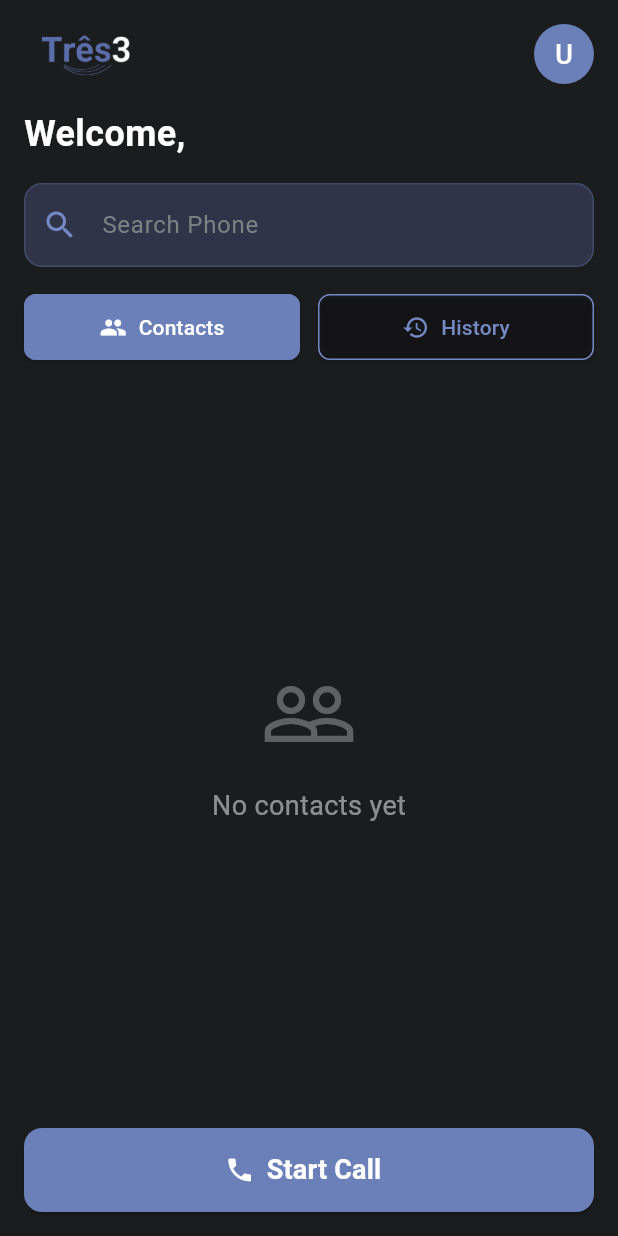
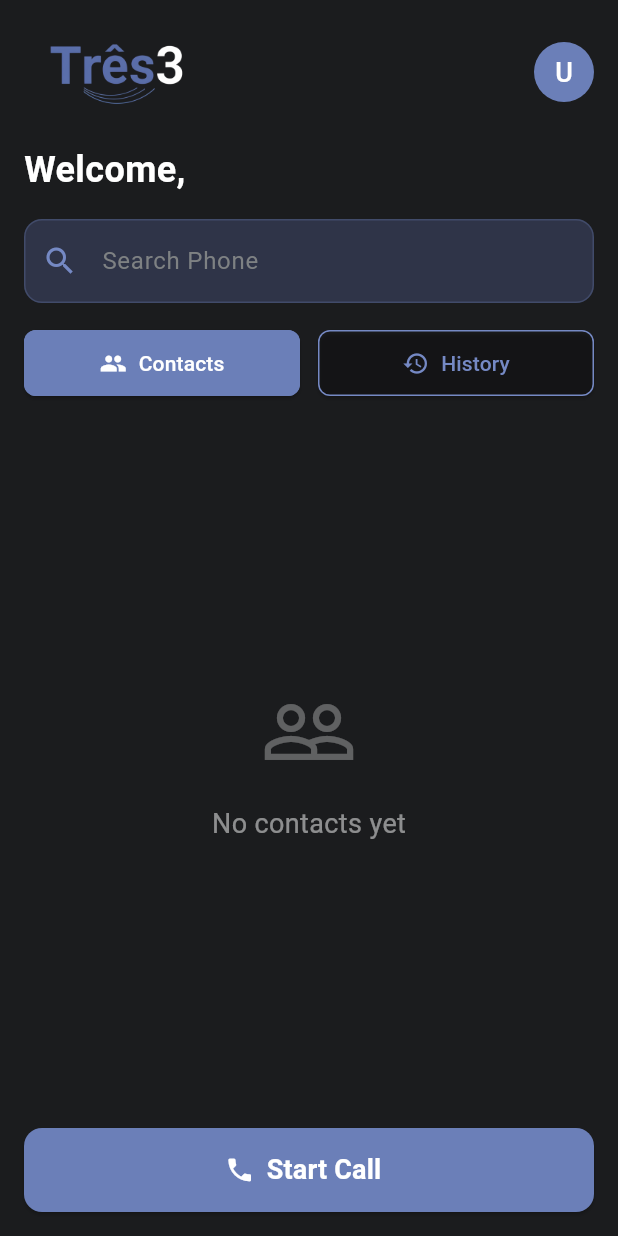
Before and after one commit to bobbygenerik/3v-repo, a Flutter app: the screen it shows once a user with an empty profile is signed in, on a phone screen of 412 x 824 dp. Run offline on Flutter 3.47's test engine with Material 3 defaults, Android fonts, the phone set to English and light mode, and no system bars; our stand-ins replace cloud_firestore, cloud_functions, connectivity_plus, device_info_plus, firebase_auth, firebase_core and 3 more; missing offline and left inert: dart:html, google_mlkit_face_detection, google_mlkit_selfie_segmentation, livekit_client; accounts and stored records are empty.

Commit message:
Fix UI issues and improve UX
✨ Improvements:
- Enlarged logo from 48px to 72px on home screen
- Consolidated Settings and Sign Out to dropdown menu only
- Removed duplicate buttons from profile page for cleaner UX
- Kept only Diagnostics and account management in profile

🔧 Photo Upload Fixes:
- Added Firebase Storage security rules
- Improved photo upload with better error handling
- Higher quality uploads (1024px, 90% quality)
- Added visual feedback with green success message
- Force reload user after photo update

🐛 Auth Navigation Fix:
- Changed StreamBuilder to use FirebaseAuth.instance directly
- Auto-navigates to home after sign in without refresh needed
- Better loading state with colored spinner

📝 Files:
- storage.rules (new) - Storage security rules
- firebase.json - Added storage rules config
- home_screen.dart - Larger logo
- profile_screen.dart - Removed duplicate buttons, better photo upload
- main.dart - Fixed auth navigation stream

```diff
--- a/tres_flutter/lib/main.dart
+++ b/tres_flutter/lib/main.dart
@@ -58,21 +58,25 @@
 
   @override
   Widget build(BuildContext context) {
-    final authService = context.watch<AuthService>();
-
     return StreamBuilder<User?>(
-      stream: authService.authStateChanges,
+      stream: FirebaseAuth.instance.authStateChanges(),
       builder: (context, snapshot) {
+        // Show loading while checking auth state
         if (snapshot.connectionState == ConnectionState.waiting) {
           return const Scaffold(
-            body: Center(child: CircularProgressIndicator()),
+            backgroundColor: AppColors.backgroundDark,
+            body: Center(
+              child: CircularProgressIndicator(color: AppColors.accentBlue),
+            ),
           );
         }
 
-        if (snapshot.hasData) {
+        // User is signed in
+        if (snapshot.hasData && snapshot.data != null) {
           return const HomeScreen();
         }
 
+        // User is signed out
         return const AuthScreen();
       },
     );
--- a/tres_flutter/lib/screens/home_screen.dart
+++ b/tres_flutter/lib/screens/home_screen.dart
@@ -180,7 +180,7 @@ class _HomeScreenState extends State<HomeScreen> with SingleTickerProviderStateM
                   // Logo
                   Image.asset(
                     'assets/images/logo.png',
-                    height: 48,
+                    height: 72,
                     fit: BoxFit.contain,
                   ),
                   const Spacer(),
```
Also changed, not shown: tres_flutter/lib/screens/profile_screen.dart (+42 -40 lines), firebase.json, 2 other files.
